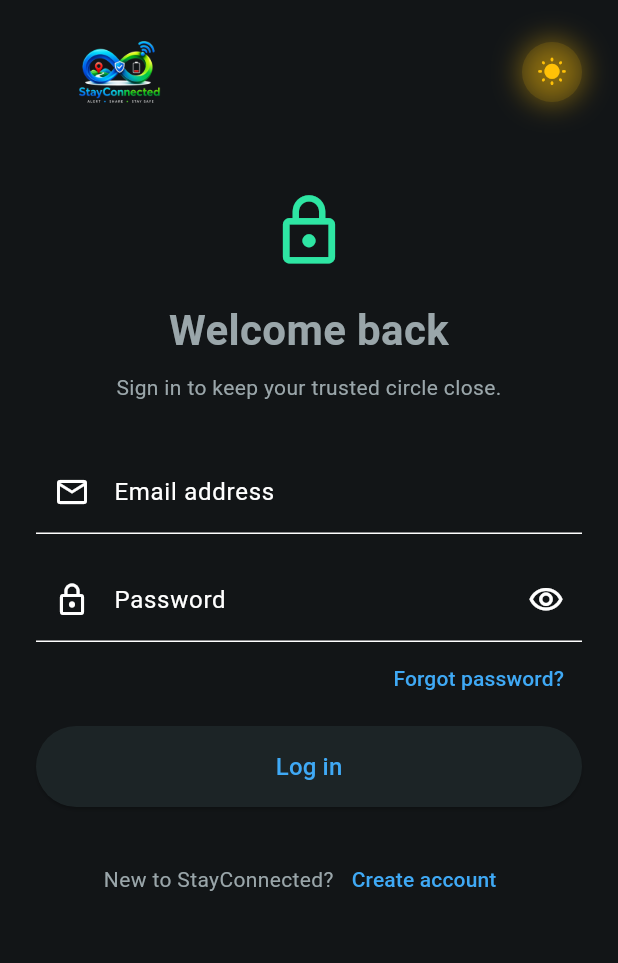
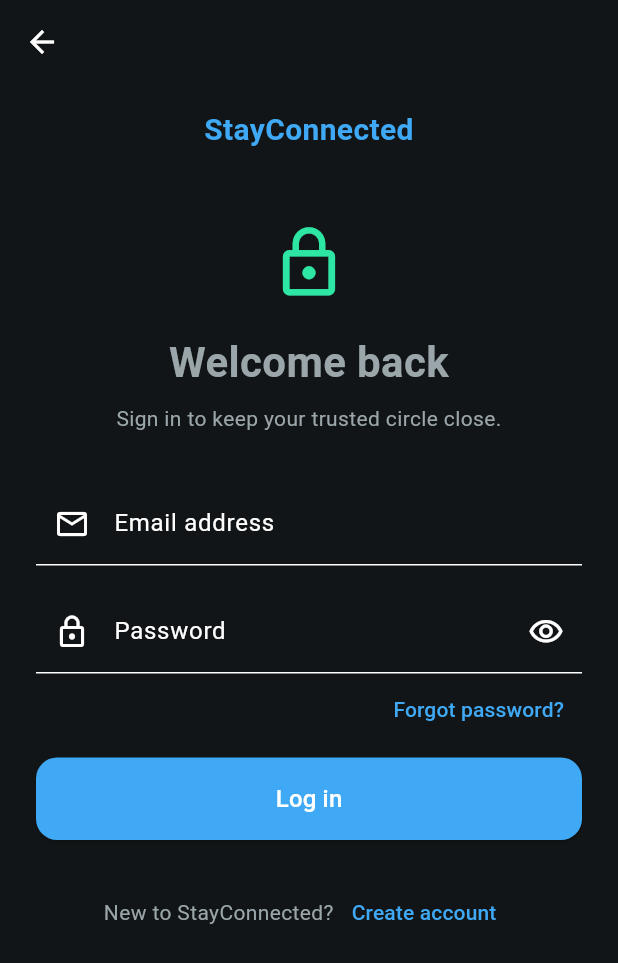
Before and after one commit to RavindraBasi/StayConnected, a Flutter app: the screen it shows after launch, after a tap on the "nightlight round" icon, after a tap on "Get Started →", on a phone screen of 412 x 824 dp. Shown: the top 963 px of the screen. Run offline on Flutter 3.47's test engine with Material 3 defaults, Android fonts, the phone set to English and light mode, and no system bars.

Commit message:
Fix logo & login/register navigation stack

```diff
--- a/lib/screens/login.dart
+++ b/lib/screens/login.dart
@@ -1,6 +1,5 @@
 import 'package:flutter/material.dart';
 
-import '../widgets/app_header.dart';
 import 'register.dart';
 
 class LoginScreen extends StatefulWidget {
@@ -38,6 +37,10 @@ class _LoginScreenState extends State<LoginScreen> {
     final colors = Theme.of(context).colorScheme;
 
     return Scaffold(
+      appBar: AppBar(
+        backgroundColor: Colors.transparent,
+        elevation: 0,
+      ),
       body: SafeArea(
         child: SingleChildScrollView(
           padding: const EdgeInsets.fromLTRB(24, 16, 24, 24),
@@ -46,8 +49,16 @@ class _LoginScreenState extends State<LoginScreen> {
             child: Column(
               crossAxisAlignment: CrossAxisAlignment.stretch,
               children: [
-                      AppHeader(onToggleTheme: widget.onToggleTheme),
-                      const SizedBox(height: 48),
+                Text(
+                  'StayConnected',
+                  textAlign: TextAlign.center,
+                  style: TextStyle(
+                    fontSize: 20,
+                    fontWeight: FontWeight.bold,
+                    color: colors.primary,
+                  ),
+                ),
+                const SizedBox(height: 48),
                       Icon(
                         Icons.lock_outline,
                         size: 52,
@@ -122,12 +133,21 @@ class _LoginScreenState extends State<LoginScreen> {
                       ),
                       const SizedBox(height: 8),
                       SizedBox(
-                        height: 54,
+                        width: double.infinity,
                         child: ElevatedButton(
-                          onPressed: _submit,
+                          onPressed: () {
+                            // TODO: wire up authentication later
+                          },
+                          style: ElevatedButton.styleFrom(
+                            backgroundColor: Theme.of(context).colorScheme.primary,
+                            padding: const EdgeInsets.symmetric(vertical: 16),
+                            shape: RoundedRectangleBorder(
+                              borderRadius: BorderRadius.circular(14),
+                            ),
+                          ),
                           child: const Text(
                             'Log in',
-                            style: TextStyle(fontSize: 16),
+                            style: TextStyle(fontSize: 16, color: Colors.white),
                           ),
                         ),
                       ),
--- a/lib/screens/register.dart
+++ b/lib/screens/register.dart
@@ -1,6 +1,5 @@
 import 'package:flutter/material.dart';
 
-import '../widgets/app_header.dart';
 import 'login.dart';
 
 class RegisterScreen extends StatefulWidget {
@@ -55,6 +54,10 @@ class _RegisterScreenState extends State<RegisterScreen> {
     final colors = Theme.of(context).colorScheme;
 
     return Scaffold(
+      appBar: AppBar(
+        backgroundColor: Colors.transparent,
+        elevation: 0,
+      ),
       body: SafeArea(
         child: SingleChildScrollView(
           padding: const EdgeInsets.fromLTRB(24, 16, 24, 24),
@@ -63,8 +66,16 @@ class _RegisterScreenState extends State<RegisterScreen> {
             child: Column(
               crossAxisAlignment: CrossAxisAlignment.stretch,
               children: [
-                      AppHeader(onToggleTheme: widget.onToggleTheme),
-                      const SizedBox(height: 34),
+                Text(
+                  'StayConnected',
+                  textAlign: TextAlign.center,
+                  style: TextStyle(
+                    fontSize: 20,
+                    fontWeight: FontWeight.bold,
+                    color: colors.primary,
+                  ),
+                ),
+                const SizedBox(height: 34),
                       Icon(
                         Icons.group_add_outlined,
                         size: 52,
@@ -188,14 +199,7 @@ class _RegisterScreenState extends State<RegisterScreen> {
                         children: [
                           const Text('Already have an account?'),
                           TextButton(
-                            onPressed: () => Navigator.pushReplacement(
-                              context,
-                              MaterialPageRoute(
-                                builder: (_) => LoginScreen(
-                                  onToggleTheme: widget.onToggleTheme,
-                                ),
-                              ),
-                            ),
+                            onPressed: () => Navigator.pop(context),
                             child: const Text('Log in'),
                           ),
                         ],
--- a/lib/screens/welcome_screen.dart
+++ b/lib/screens/welcome_screen.dart
@@ -1,5 +1,5 @@
 import 'package:flutter/material.dart';
-import '../widgets/app_header.dart';
+import '../widgets/theme_toggle_button.dart';
 import 'about_screen.dart';
 import 'login.dart';
 
@@ -19,7 +19,10 @@ class WelcomeScreen extends StatelessWidget {
           child: Column(
             children: [
               // Logo left, theme toggle right
-              AppHeader(onToggleTheme: onToggleTheme),
+              Align(
+                alignment: Alignment.topRight,
+                child: ThemeToggleButton(onToggleTheme: onToggleTheme),
+              ),
 
               const Spacer(),
 
@@ -159,17 +162,11 @@ class _SafetyIllustration extends StatelessWidget {
 
   @override
   Widget build(BuildContext context) {
-    return Container(
-      padding: const EdgeInsets.all(28),
-      decoration: BoxDecoration(
-        color: Theme.of(context).colorScheme.surface,
-        shape: BoxShape.circle,
-      ),
-      child: Icon(
-        Icons.phonelink_ring,
-        size: 72,
-        color: Theme.of(context).colorScheme.secondary,
-      ),
+    final isDark = Theme.of(context).brightness == Brightness.dark;
+
+    return Image.asset(
+      isDark ? 'assets/images/logo_dark.png' : 'assets/images/logo.png',
+      width: 160,
     );
   }
 }
--- a/lib/widgets/app_header.dart
+++ /dev/null
@@ -1,53 +0,0 @@
-import 'package:flutter/material.dart';
-
-class AppHeader extends StatelessWidget {
-  final VoidCallback onToggleTheme;
-
-  const AppHeader({super.key, required this.onToggleTheme});
-
-  @override
-  Widget build(BuildContext context) {
-    final isDark = Theme.of(context).brightness == Brightness.dark;
-
-    return Row(
-      mainAxisAlignment: MainAxisAlignment.spaceBetween,
-      children: [
-        Transform.translate(
-          offset: const Offset(-24, 0),
-          child: Image.asset(
-            isDark ? 'assets/images/logo_dark.png' : 'assets/images/logo.png',
-            width: 160,
-            height: 64,
-            fit: BoxFit.contain,
-          ),
-        ),
-        InkWell(
-          onTap: onToggleTheme,
-          borderRadius: BorderRadius.circular(24),
-          child: Container(
-            width: 40,
-            height: 40,
-            decoration: BoxDecoration(
-              color: Colors.amber.withOpacity(0.12),
-              shape: BoxShape.circle,
-              boxShadow: isDark
-                  ? [
-                      BoxShadow(
-                        color: Colors.amber.withOpacity(0.45),
-                        blurRadius: 16,
-                        spreadRadius: 1,
-                      ),
-                    ]
-                  : null,
-            ),
-            child: Icon(
-              isDark ? Icons.wb_sunny_rounded : Icons.nightlight_round,
-              color: Colors.amber,
-              size: 20,
-            ),
-          ),
-        ),
-      ],
-    );
-  }
-}
--- /dev/null
+++ b/lib/widgets/theme_toggle_button.dart
@@ -0,0 +1,40 @@
+import 'package:flutter/material.dart';
+
+// Standalone circular theme toggle — reusable anywhere, no logo attached.
+class ThemeToggleButton extends StatelessWidget {
+  final VoidCallback onToggleTheme;
+
+  const ThemeToggleButton({super.key, required this.onToggleTheme});
+
+  @override
+  Widget build(BuildContext context) {
+    final isDark = Theme.of(context).brightness == Brightness.dark;
+
+    return InkWell(
+      onTap: onToggleTheme,
+      borderRadius: BorderRadius.circular(24),
+      child: Container(
+        width: 40,
+        height: 40,
+        decoration: BoxDecoration(
+          color: Colors.amber.withOpacity(0.12),
+          shape: BoxShape.circle,
+          boxShadow: isDark
+              ? [
+                  BoxShadow(
+                    color: Colors.amber.withOpacity(0.45),
+                    blurRadius: 16,
+                    spreadRadius: 1,
+                  ),
+                ]
+              : null,
+        ),
+        child: Icon(
+          isDark ? Icons.wb_sunny_rounded : Icons.nightlight_round,
+          color: Colors.amber,
+          size: 20,
+        ),
+      ),
+    );
+  }
+}
```
